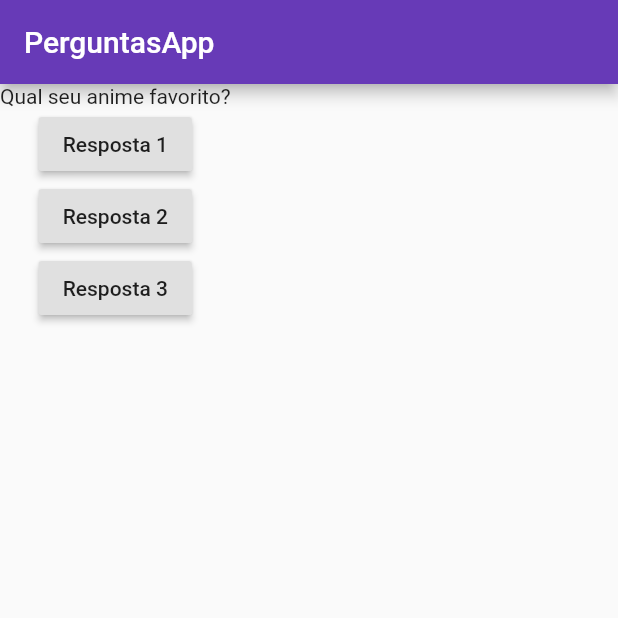
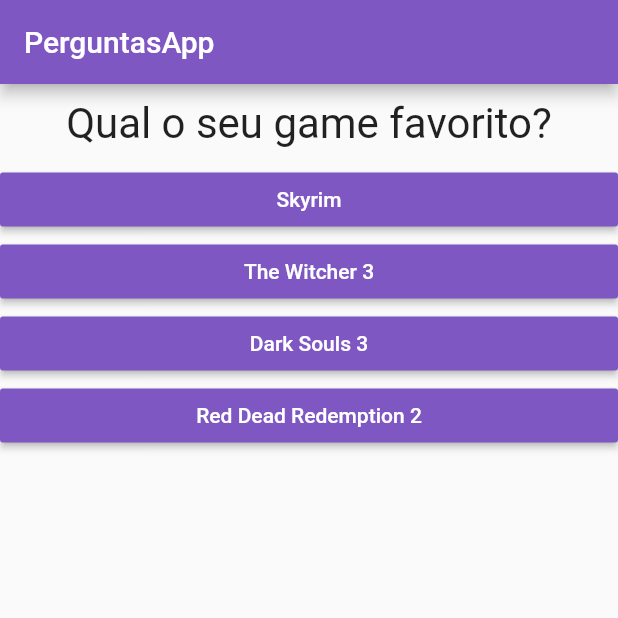
Before and after one commit to yuredev/learning-dart-flutter, a Flutter app: the screen it shows after launch, on a phone screen of 412 x 824 dp, the top half of it. Run offline on Flutter 3.47's test engine with Material 2 defaults, Android fonts, the light colour scheme and no system bars.

Commit message:
widget Resposta adicionado, Lista de String substituida por lista de Maps

```diff
--- a/projeto_01_perguntas/lib/Questao.dart
+++ b/projeto_01_perguntas/lib/Questao.dart
@@ -1,13 +1,22 @@
 import 'package:flutter/material.dart';
 
 class Questao extends StatelessWidget {
-
   final String _texto;
 
   Questao(this._texto);
 
   @override
   Widget build(BuildContext context) {
-    return Text(_texto);
+    return Container(
+      width: double.infinity, // valor máximo do double
+      // EdgeInsets.fromLTRB margens Left, Top, Right, Bottom
+      // margin: EdgeInsets.fromLTRB(10, 10, 10, 10), // isso poderia ser simplificado em...
+      margin: EdgeInsets.all(10),
+      child: Text(
+        _texto,
+        style: TextStyle(fontSize: 28),
+        textAlign: TextAlign.center
+      ),
+    );
   }
 }
--- /dev/null
+++ b/projeto_01_perguntas/lib/Resposta.dart
@@ -0,0 +1,22 @@
+import 'package:flutter/material.dart';
+
+class Resposta extends StatelessWidget {
+
+  final String _texto;
+  final void Function() _onPressed;
+
+  Resposta(this._texto, this._onPressed);
+
+  @override
+  Widget build(BuildContext context) {
+    return Container(
+      width: double.infinity, // toda a largura da tela
+      child: RaisedButton(
+        textColor: Colors.white,
+        color: Colors.deepPurple[400],
+        child: Text(_texto),
+        onPressed: _onPressed
+      ),
+    );
+  }
+}
--- a/projeto_01_perguntas/lib/main.dart
+++ b/projeto_01_perguntas/lib/main.dart
@@ -1,5 +1,6 @@
 import 'package:flutter/material.dart';
 import './Questao.dart';
+import './Resposta.dart';
 
 // No Flutter o estado de um Widget e seu gerenciamento
 // fica em uma classe diferente do próprio componente
@@ -19,40 +20,49 @@
   void _responder() {
     // o setState do Flutter recebe uma callback
     this.setState(() => _perguntaSelecionada++);
-    print('Pergunta respondida $_perguntaSelecionada');
   }
 
   // o build deve ser repassado para o State uma vez que ele
   // depende do estado
   Widget build(BuildContext context) {
-    final List<String> perguntas = <String>[
-      'Qual seu anime favorito?',
-      'Qual sua banda favorita?',
-      'Qual seu game favorito?'
+    final List<Map<String, Object>> perguntas = [
+      {
+        'texto': 'Qual o seu game favorito?',
+        'respostas': ['Skyrim', 'The Witcher 3', 'Dark Souls 3', 'Red Dead Redemption 2']
+      },
+      {
+        'texto': 'Qual o seu anime favorito?',
+        'respostas': ['One Piece', 'Shingeki no Kyojin', 'Dragon Ball Z', 'One Punch Man']
+      },
+      {
+        'texto': 'Qual o seu filme favorito?',
+        'respostas': ['LOTR', 'Cidade de Deus', 'Star Wars', 'Clube da Luta']
+      },
     ];
+
+    List<String> respostas = perguntas[_perguntaSelecionada]['respostas'];
+    // maps retornam um Iterable ao invés de uma List
+    // assim é preciso acionar o método toList() de Iterable. para assim converter em map
+    List<Resposta> widgets = respostas.map((r) => Resposta(r, _responder)).toList();
+
+    // for(String resp in respostas) {
+    //   widgets.add(Resposta(resp, _responder));
+    // }
+
     return MaterialApp(
       // Scaffold é como uma estrutura
       home: Scaffold(
         appBar: AppBar(
-          backgroundColor: Colors.deepPurple,
+          backgroundColor: Colors.deepPurple[400],
           title: Text('PerguntasApp'),
         ),
         // o body pode receber mais de um Widget
         body: Column(
           children: <Widget>[
-            Questao(perguntas[_perguntaSelecionada]),
-            RaisedButton(
-              child: Text('Resposta 1'),
-              onPressed: _responder,
-            ),
-            RaisedButton(
-              child: Text('Resposta 2'),
-              onPressed: _responder
-            ),
-            RaisedButton(
-              child: Text('Resposta 3'),
-              onPressed: _responder,
-            ),
+            Questao(perguntas[_perguntaSelecionada]['texto']),
+            ...widgets // o spread tbm existe no Flutter
+            // cada um dos elementos da lista de widgets será jogado aqui
+
           ],
         ),
       )
```
